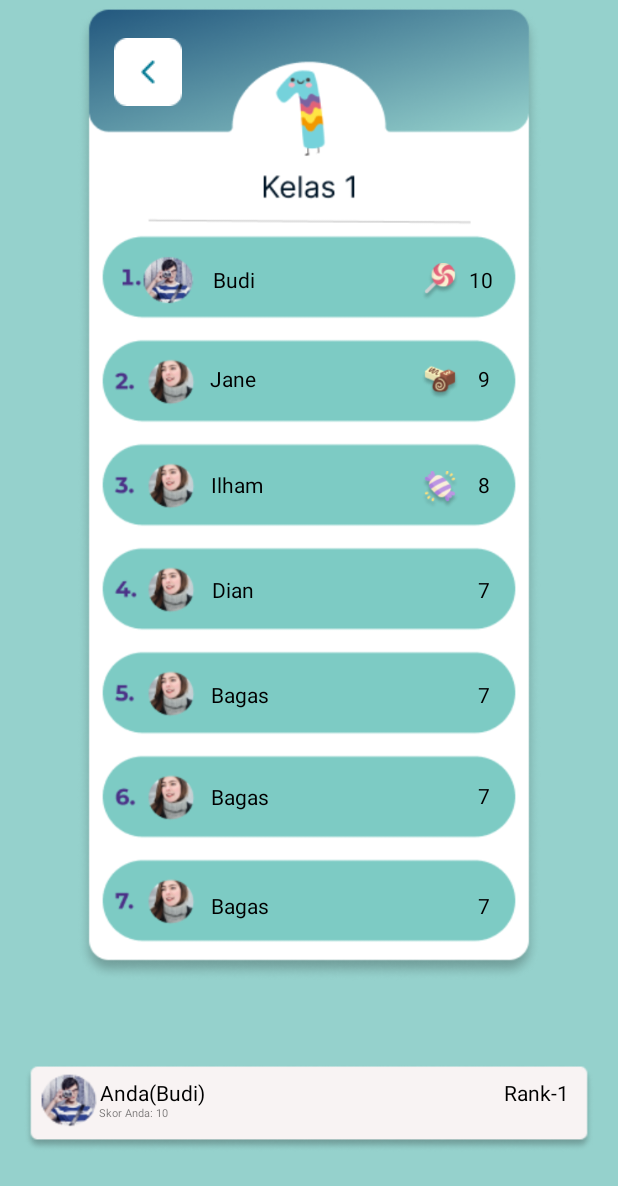
After one commit to MuhammadTatma/EZ-Math, an Android app: the DetailPencapaian screen opened directly, with no data from a screen before it, on a phone screen of 412 x 824 dp. The commit adds this screen. Shown: the top 1186 px of the screen. Run offline under Robolectric (Android 15) with nearby library versions, the phone set to English and light mode, and no system bars.

Commit message:
Menambahkan pencapaian xml

```diff
--- a/app/src/main/AndroidManifest.xml
+++ b/app/src/main/AndroidManifest.xml
@@ -13,6 +13,9 @@
         android:supportsRtl="true"
         android:theme="@style/Theme.EZMath"
         tools:targetApi="31">
+        <activity
+            android:name=".DetailPencapaian"
+            android:exported="false" />
         <activity
             android:name=".LoginActivity"
             android:exported="true">
--- /dev/null
+++ b/app/src/main/java/com/example/ez_math/DetailPencapaian.kt
@@ -0,0 +1,22 @@
+package com.example.ez_math
+
+import android.content.Intent
+import androidx.appcompat.app.AppCompatActivity
+import android.os.Bundle
+import android.widget.ImageButton
+import android.widget.Toast
+
+class DetailPencapaian : AppCompatActivity() {
+    override fun onCreate(savedInstanceState: Bundle?) {
+        super.onCreate(savedInstanceState)
+
+        setContentView(R.layout.activity_detail_pencapaian)
+
+        val btnKembali = findViewById<ImageButton>(R.id.ibKembali) as ImageButton
+
+        btnKembali.setOnClickListener{
+            val intent = Intent(this, MainActivity::class.java)
+            startActivity(intent)
+        }
+    }
+}
--- a/app/src/main/java/com/example/ez_math/Fragments/FragmentPencapaian.kt
+++ b/app/src/main/java/com/example/ez_math/Fragments/FragmentPencapaian.kt
@@ -1,13 +1,18 @@
-package com.example.ez_math.Fragments
+    package com.example.ez_math.Fragments
 
+import android.content.Intent
 import android.os.Bundle
 import androidx.fragment.app.Fragment
 import android.view.LayoutInflater
 import android.view.View
 import android.view.ViewGroup
+import android.widget.ImageView
+import android.widget.Toast
+import com.example.ez_math.DetailPencapaian
 import com.example.ez_math.R
+import java.nio.file.Files.find
 
-// TODO: Rename parameter arguments, choose names that match
+    // TODO: Rename parameter arguments, choose names that match
 // the fragment initialization parameters, e.g. ARG_ITEM_NUMBER
 private const val ARG_PARAM1 = "param1"
 private const val ARG_PARAM2 = "param2"
@@ -24,6 +29,7 @@ class FragmentPencapaian : Fragment() {
 
     override fun onCreate(savedInstanceState: Bundle?) {
         super.onCreate(savedInstanceState)
+
         arguments?.let {
             param1 = it.getString(ARG_PARAM1)
             param2 = it.getString(ARG_PARAM2)
@@ -34,8 +40,13 @@ class FragmentPencapaian : Fragment() {
         inflater: LayoutInflater, container: ViewGroup?,
         savedInstanceState: Bundle?
     ): View? {
+        val view = inflater.inflate(R.layout.fragment_pencapaian, container, false)
         // Inflate the layout for this fragment
-        return inflater.inflate(R.layout.fragment_pencapaian, container, false)
+        val kelas1 = view.findViewById<ImageView>(R.id.imgViewKelas1)
+        kelas1.setOnClickListener{
+            startActivity(Intent(context, DetailPencapaian::class.java))
+        }
+        return view
     }
 
     companion object {
--- a/app/src/main/java/com/example/ez_math/MainActivity.kt
+++ b/app/src/main/java/com/example/ez_math/MainActivity.kt
@@ -2,7 +2,9 @@ package com.example.ez_math
 
 import androidx.appcompat.app.AppCompatActivity
 import android.os.Bundle
+import android.widget.ImageView
 import android.widget.TextView
+import android.widget.Toast
 import androidx.fragment.app.Fragment
 import com.example.ez_math.Fragments.FragmentBelajar
 import com.example.ez_math.Fragments.FragmentPencapaian
@@ -47,8 +49,6 @@ class MainActivity : AppCompatActivity() {
 
         navView.setOnItemSelectedListener(onNavigationItemSelectedListener)
 
-
-
         supportFragmentManager.beginTransaction().replace(
             R.id.fragmentContainer,Home()
         ).commit()
--- /dev/null
+++ b/app/src/main/res/drawable/bg_gradient_pencapaian.xml
@@ -0,0 +1,10 @@
+<?xml version="1.0" encoding="utf-8"?>
+<shape xmlns:android="http://schemas.android.com/apk/res/android">
+
+    <gradient
+        android:angle="270"
+        android:startColor="#95D1CC"
+        android:endColor="#C4C4C4"
+        android:type="linear"
+        ></gradient>
+</shape>
--- /dev/null
+++ b/app/src/main/res/drawable/ic_baseline_arrow_back_ios_24.xml
@@ -0,0 +1,5 @@
+<vector android:height="48dp" android:tint="#027A94"
+    android:viewportHeight="24" android:viewportWidth="24"
+    android:width="48dp" xmlns:android="http://schemas.android.com/apk/res/android">
+    <path android:fillColor="@android:color/white" android:pathData="M11.67,3.87L9.9,2.1 0,12l9.9,9.9 1.77,-1.77L3.54,12z"/>
+</vector>
--- /dev/null
+++ b/app/src/main/res/layout/activity_detail_pencapaian.xml
@@ -0,0 +1,327 @@
+<?xml version="1.0" encoding="utf-8"?>
+<ScrollView
+    xmlns:android="http://schemas.android.com/apk/res/android"
+    xmlns:app="http://schemas.android.com/apk/res-auto"
+    xmlns:tools="http://schemas.android.com/tools"
+    android:layout_width="match_parent"
+    android:layout_height="match_parent"
+    android:fillViewport="true"
+    android:background="#95D1CC"
+    >
+
+    <androidx.constraintlayout.widget.ConstraintLayout
+        android:layout_width="match_parent"
+        android:layout_height="wrap_content"
+        tools:context=".DetailPencapaian">
+
+
+
+<ImageView
+    android:id="@+id/ivPencapian1"
+    android:layout_width="match_parent"
+    android:layout_height="650dp"
+    android:layout_marginTop="4dp"
+    app:layout_constraintEnd_toEndOf="parent"
+    app:layout_constraintHorizontal_bias="0.0"
+    app:layout_constraintStart_toStartOf="parent"
+    app:layout_constraintTop_toTopOf="parent"
+    app:srcCompat="@drawable/detail_kelas_1" />
+
+
+<ImageView
+    android:id="@+id/ivPencapian2"
+    android:layout_width="380dp"
+    android:layout_height="wrap_content"
+    app:layout_constraintBottom_toBottomOf="parent"
+    app:layout_constraintEnd_toEndOf="parent"
+    app:layout_constraintStart_toStartOf="parent"
+    app:layout_constraintTop_toBottomOf="@id/ivPencapian1"
+    app:srcCompat="@drawable/skor_anda" />
+
+<ImageButton
+    android:id="@+id/ibKembali"
+    android:layout_width="50dp"
+    android:layout_height="48dp"
+    android:layout_marginTop="24dp"
+    app:layout_constraintEnd_toEndOf="parent"
+    app:layout_constraintHorizontal_bias="0.202"
+    app:layout_constraintStart_toStartOf="parent"
+    app:layout_constraintTop_toTopOf="parent"
+    app:srcCompat="@drawable/button_back"
+    tools:ignore="SpeakableTextPresentCheck" />
+
+<TextView
+    android:id="@+id/textView"
+    android:layout_width="wrap_content"
+    android:layout_height="wrap_content"
+    android:layout_marginLeft="-100dp"
+    android:text="Budi"
+    android:textAlignment="center"
+    android:textColor="@color/black"
+    app:layout_constraintBottom_toBottomOf="@+id/ivPencapian1"
+    app:layout_constraintEnd_toEndOf="parent"
+    app:layout_constraintStart_toStartOf="parent"
+    app:layout_constraintTop_toTopOf="@+id/ivPencapian1"
+    app:layout_constraintVertical_bias="0.274" />
+
+<ImageView
+    android:id="@+id/imageView"
+    android:layout_width="25dp"
+    android:layout_height="25dp"
+    app:layout_constraintBottom_toBottomOf="@+id/ivPencapian1"
+    app:layout_constraintEnd_toEndOf="parent"
+    app:layout_constraintHorizontal_bias="0.725"
+    app:layout_constraintStart_toStartOf="@+id/ivPencapian1"
+    app:layout_constraintTop_toTopOf="@+id/ivPencapian1"
+    app:layout_constraintVertical_bias="0.274"
+    app:srcCompat="@drawable/lollipop" />
+
+<TextView
+    android:id="@+id/textView2"
+    android:layout_width="wrap_content"
+    android:layout_height="wrap_content"
+    android:text="10"
+    android:textAlignment="center"
+    android:textColor="@color/black"
+    app:layout_constraintBottom_toBottomOf="@+id/ivPencapian1"
+    app:layout_constraintEnd_toEndOf="parent"
+    app:layout_constraintHorizontal_bias="0.789"
+    app:layout_constraintStart_toStartOf="parent"
+    app:layout_constraintTop_toTopOf="@+id/ivPencapian1"
+    app:layout_constraintVertical_bias="0.274" />
+
+<TextView
+    android:id="@+id/textView6"
+    android:layout_width="wrap_content"
+    android:layout_height="wrap_content"
+    android:text="Jane"
+    android:textAlignment="center"
+    android:textColor="@color/black"
+    app:layout_constraintBottom_toBottomOf="@+id/ivPencapian1"
+    app:layout_constraintEnd_toEndOf="parent"
+    app:layout_constraintHorizontal_bias="0.367"
+    app:layout_constraintStart_toStartOf="parent"
+    app:layout_constraintTop_toTopOf="@+id/ivPencapian1"
+    app:layout_constraintVertical_bias="0.378" />
+
+<ImageView
+    android:id="@+id/imageView2"
+    android:layout_width="25dp"
+    android:layout_height="25dp"
+    app:layout_constraintBottom_toBottomOf="@+id/ivPencapian1"
+    app:layout_constraintEnd_toEndOf="parent"
+    app:layout_constraintHorizontal_bias="0.725"
+    app:layout_constraintStart_toStartOf="parent"
+    app:layout_constraintTop_toTopOf="@+id/ivPencapian1"
+    app:layout_constraintVertical_bias="0.382"
+    app:srcCompat="@drawable/chocolate" />
+
+<TextView
+    android:id="@+id/textView7"
+    android:layout_width="wrap_content"
+    android:layout_height="wrap_content"
+    android:text="9"
+    android:textAlignment="center"
+    android:textColor="@color/black"
+    app:layout_constraintBottom_toBottomOf="@+id/ivPencapian1"
+    app:layout_constraintEnd_toEndOf="parent"
+    app:layout_constraintHorizontal_bias="0.789"
+    app:layout_constraintStart_toStartOf="parent"
+    app:layout_constraintTop_toTopOf="@+id/ivPencapian1"
+    app:layout_constraintVertical_bias="0.378" />
+
+<TextView
+    android:id="@+id/textView8"
+    android:layout_width="wrap_content"
+    android:layout_height="wrap_content"
+    android:text="Ilham"
+    android:textAlignment="center"
+    android:textColor="@color/black"
+    app:layout_constraintBottom_toBottomOf="@+id/ivPencapian1"
+    app:layout_constraintEnd_toEndOf="parent"
+    app:layout_constraintHorizontal_bias="0.372"
+    app:layout_constraintStart_toStartOf="parent"
+    app:layout_constraintTop_toTopOf="@+id/ivPencapian1"
+    app:layout_constraintVertical_bias="0.491" />
+
+<ImageView
+    android:id="@+id/imageView3"
+    android:layout_width="25dp"
+    android:layout_height="25dp"
+    app:layout_constraintBottom_toBottomOf="@+id/ivPencapian1"
+    app:layout_constraintEnd_toEndOf="parent"
+    app:layout_constraintHorizontal_bias="0.725"
+    app:layout_constraintStart_toStartOf="parent"
+    app:layout_constraintTop_toTopOf="@+id/ivPencapian1"
+    app:layout_constraintVertical_bias="0.496"
+    android:src="@drawable/candy"/>
+
+<TextView
+    android:id="@+id/textView9"
+    android:layout_width="wrap_content"
+    android:layout_height="wrap_content"
+    android:text="8"
+    android:textAlignment="center"
+    android:textColor="@color/black"
+    app:layout_constraintBottom_toBottomOf="@+id/ivPencapian1"
+    app:layout_constraintEnd_toEndOf="parent"
+    app:layout_constraintHorizontal_bias="0.789"
+    app:layout_constraintStart_toStartOf="parent"
+    app:layout_constraintTop_toTopOf="@+id/ivPencapian1"
+    app:layout_constraintVertical_bias="0.491" />
+
+<TextView
+    android:id="@+id/textView10"
+    android:layout_width="wrap_content"
+    android:layout_height="wrap_content"
+    android:text="Dian"
+    android:textAlignment="center"
+    android:textColor="@color/black"
+    app:layout_constraintBottom_toBottomOf="@+id/ivPencapian1"
+    app:layout_constraintEnd_toEndOf="parent"
+    app:layout_constraintHorizontal_bias="0.368"
+    app:layout_constraintStart_toStartOf="parent"
+    app:layout_constraintTop_toTopOf="@+id/ivPencapian1"
+    app:layout_constraintVertical_bias="0.602" />
+
+<TextView
+    android:id="@+id/textView11"
+    android:layout_width="wrap_content"
+    android:layout_height="wrap_content"
+    android:text="7"
+    android:textAlignment="center"
+    android:textColor="@color/black"
+    app:layout_constraintBottom_toBottomOf="@+id/ivPencapian1"
+    app:layout_constraintEnd_toEndOf="parent"
+    app:layout_constraintHorizontal_bias="0.789"
+    app:layout_constraintStart_toStartOf="parent"
+    app:layout_constraintTop_toTopOf="@+id/ivPencapian1"
+    app:layout_constraintVertical_bias="0.602" />
+
+<TextView
+    android:id="@+id/textView12"
+    android:layout_width="wrap_content"
+    android:layout_height="wrap_content"
+    android:text="Bagas"
+    android:textAlignment="center"
+    android:textColor="@color/black"
+    app:layout_constraintBottom_toBottomOf="@+id/ivPencapian1"
+    app:layout_constraintEnd_toEndOf="parent"
+    app:layout_constraintHorizontal_bias="0.376"
+    app:layout_constraintStart_toStartOf="parent"
+    app:layout_constraintTop_toTopOf="@+id/ivPencapian1"
+    app:layout_constraintVertical_bias="0.713" />
+
+<TextView
+    android:id="@+id/textView13"
+    android:layout_width="wrap_content"
+    android:layout_height="wrap_content"
+    android:text="7"
+    android:textAlignment="center"
+    android:textColor="@color/black"
+    app:layout_constraintBottom_toBottomOf="@+id/ivPencapian1"
+    app:layout_constraintEnd_toEndOf="parent"
+    app:layout_constraintHorizontal_bias="0.789"
+    app:layout_constraintStart_toStartOf="parent"
+    app:layout_constraintTop_toTopOf="@+id/ivPencapian1"
+    app:layout_constraintVertical_bias="0.713" />
+
+<TextView
+    android:id="@+id/textView14"
+    android:layout_width="wrap_content"
+    android:layout_height="wrap_content"
+    android:text="Bagas"
+    android:textAlignment="center"
+    android:textColor="@color/black"
+    app:layout_constraintBottom_toBottomOf="@+id/ivPencapian1"
+    app:layout_constraintEnd_toEndOf="parent"
+    app:layout_constraintHorizontal_bias="0.376"
+    app:layout_constraintStart_toStartOf="parent"
+    app:layout_constraintTop_toTopOf="@+id/ivPencapian1"
+    app:layout_constraintVertical_bias="0.82" />
+
+<TextView
+    android:id="@+id/textView15"
+    android:layout_width="wrap_content"
+    android:layout_height="wrap_content"
+    android:text="7"
+    android:textAlignment="center"
+    android:textColor="@color/black"
+    app:layout_constraintBottom_toBottomOf="@+id/ivPencapian1"
+    app:layout_constraintEnd_toEndOf="parent"
+    app:layout_constraintHorizontal_bias="0.789"
+    app:layout_constraintStart_toStartOf="parent"
+    app:layout_constraintTop_toTopOf="@+id/ivPencapian1"
+    app:layout_constraintVertical_bias="0.819" />
+
+<TextView
+    android:id="@+id/textView16"
+    android:layout_width="wrap_content"
+    android:layout_height="wrap_content"
+    android:text="Bagas"
+    android:textAlignment="center"
+    android:textColor="@color/black"
+    app:layout_constraintBottom_toBottomOf="@+id/ivPencapian1"
+    app:layout_constraintEnd_toEndOf="parent"
+    app:layout_constraintHorizontal_bias="0.376"
+    app:layout_constraintStart_toStartOf="parent"
+    app:layout_constraintTop_toTopOf="@+id/ivPencapian1"
+    app:layout_constraintVertical_bias="0.935" />
+
+<TextView
+    android:id="@+id/textView17"
+    android:layout_width="wrap_content"
+    android:layout_height="wrap_content"
+    android:text="7"
+    android:textAlignment="center"
+    android:textColor="@color/black"
+    app:layout_constraintBottom_toBottomOf="@+id/ivPencapian1"
+    app:layout_constraintEnd_toEndOf="parent"
+    app:layout_constraintHorizontal_bias="0.789"
+    app:layout_constraintStart_toStartOf="parent"
+    app:layout_constraintTop_toTopOf="@+id/ivPencapian1"
+    app:layout_constraintVertical_bias="0.935" />
+
+<TextView
+    android:id="@+id/textView3"
+    android:layout_width="wrap_content"
+    android:layout_height="wrap_content"
+    android:text="Anda(Budi)"
+    android:textColor="@color/black"
+    app:layout_constraintBottom_toBottomOf="@+id/ivPencapian2"
+    app:layout_constraintEnd_toEndOf="@+id/ivPencapian2"
+    app:layout_constraintHorizontal_bias="0.164"
+    app:layout_constraintStart_toStartOf="@+id/ivPencapian2"
+    app:layout_constraintTop_toTopOf="@+id/ivPencapian2"
+    app:layout_constraintVertical_bias="0.250" />
+
+<TextView
+    android:id="@+id/textView5"
+    android:layout_width="wrap_content"
+    android:layout_height="wrap_content"
+    android:text="Rank-1"
+    android:textColor="@color/black"
+    app:layout_constraintBottom_toBottomOf="@+id/ivPencapian2"
+    app:layout_constraintEnd_toEndOf="@+id/ivPencapian2"
+    app:layout_constraintHorizontal_bias="0.950"
+    app:layout_constraintStart_toStartOf="@+id/ivPencapian2"
+    app:layout_constraintTop_toTopOf="@+id/ivPencapian2"
+    app:layout_constraintVertical_bias="0.250" />
+
+<TextView
+    android:id="@+id/textView4"
+    android:layout_width="wrap_content"
+    android:layout_height="wrap_content"
+    android:text="Skor Anda: 10"
+    android:textSize="7dp"
+    app:layout_constraintBottom_toBottomOf="@+id/ivPencapian2"
+    app:layout_constraintEnd_toEndOf="@+id/ivPencapian2"
+    app:layout_constraintHorizontal_bias="0.150"
+    app:layout_constraintStart_toStartOf="@+id/ivPencapian2"
+    app:layout_constraintTop_toTopOf="@+id/ivPencapian2"
+    app:layout_constraintVertical_bias="0.550" />
+
+
+
+</androidx.constraintlayout.widget.ConstraintLayout>
+    </ScrollView>
--- a/app/src/main/res/layout/fragment_pencapaian.xml
+++ b/app/src/main/res/layout/fragment_pencapaian.xml
@@ -5,7 +5,7 @@
     android:layout_width="match_parent"
     android:layout_height="match_parent"
     tools:context=".Fragments.FragmentPencapaian"
-    android:background="@color/Color_3">
+    android:background="@drawable/bg_gradient_pencapaian">
 
     <!--    android:background="@drawable/background_pencapaian"-->
 
@@ -33,7 +33,7 @@
         android:src="@drawable/thropy" />
 
     <ImageView
-        android:id="@+id/imgView1"
+        android:id="@+id/imgViewKelas1"
         android:layout_width="wrap_content"
         android:layout_height="wrap_content"
         android:src="@drawable/kelas_1"
@@ -46,7 +46,7 @@
         android:layout_height="wrap_content"
         android:src="@drawable/kelas_2"
         android:layout_marginTop="150dp"
-        android:layout_marginLeft="215dp" />
+        android:layout_marginLeft="200dp" />
 
     <ImageView
         android:id="@+id/imgView3"
@@ -62,7 +62,7 @@
         android:layout_height="wrap_content"
         android:src="@drawable/kelas_4"
         android:layout_marginTop="300dp"
-        android:layout_marginLeft="215dp" />
+        android:layout_marginLeft="200dp" />
 
     <ImageView
         android:id="@+id/imgView5"
@@ -78,6 +78,6 @@
         android:layout_height="wrap_content"
         android:src="@drawable/kelas_6"
         android:layout_marginTop="450dp"
-        android:layout_marginLeft="215dp" />
+        android:layout_marginLeft="200dp" />
 
 </FrameLayout>
--- a/app/src/main/res/values/colors.xml
+++ b/app/src/main/res/values/colors.xml
@@ -7,7 +7,6 @@
     <color name="teal_700">#FF018786</color>
     <color name="black">#FF000000</color>
     <color name="white">#FFFFFFFF</color>
-
     <color name="Color_1">#22577E</color>
     <color name="Color_2">#5584AC</color>
     <color name="Color_3">#95D1CC</color>
```
Also changed, not shown: app/src/main/res/drawable/button_back.png (added), app/src/main/res/drawable/candy.png (added), app/src/main/res/drawable/chocolate.png (added), app/src/main/res/drawable/detail_kelas_1.png (added), app/src/main/res/drawable/lollipop.png (added), app/src/main/res/drawable/panah_back.png (added), app/src/main/res/drawable/skor_anda.png (added).
